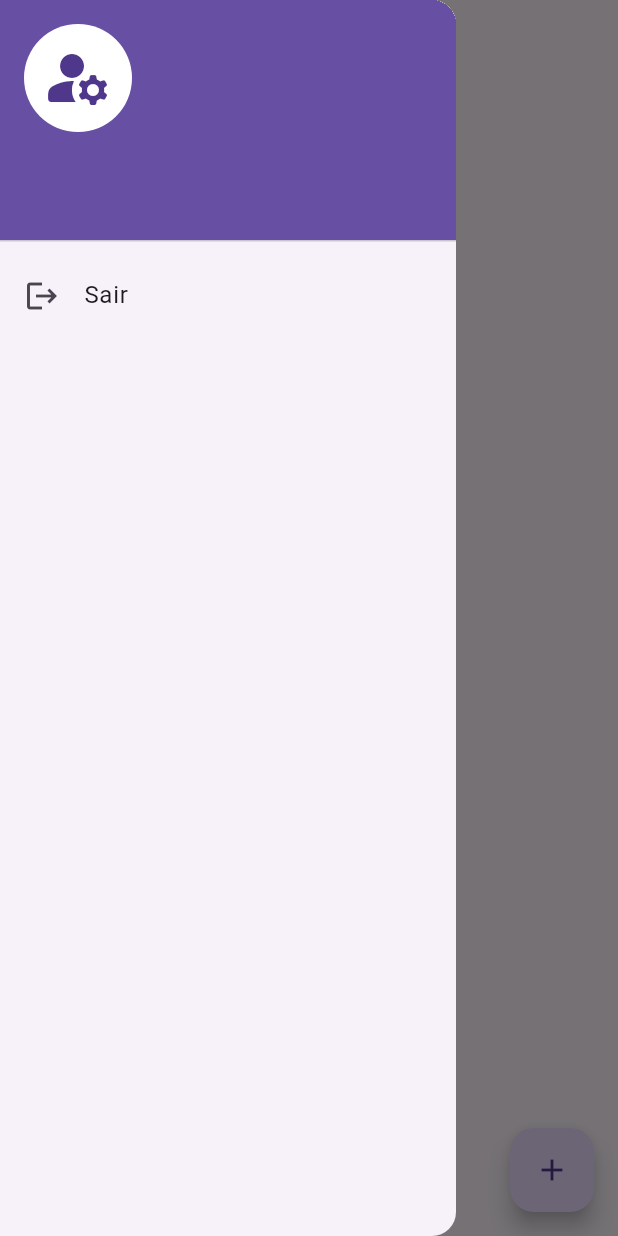
After one commit to Caio-eng/list-time, a Flutter app: the screen it shows once a user with an empty profile is signed in, with the side drawer open, on a phone screen of 412 x 824 dp. The commit adds this screen. Run offline on Flutter 3.47's test engine with Material 3 defaults, Android fonts, the phone set to English and light mode, and no system bars; our stand-ins replace cloud_firestore, firebase_auth, firebase_core; accounts and stored records are empty; generated files the repository leaves out were written again.

Commit message:
Tela de cadastro finalizada, tela home criada e model definido

```diff
--- /dev/null
+++ b/lib/components/menu.dart
@@ -0,0 +1,37 @@
+import 'package:flutter/material.dart';
+import 'package:firebase_auth/firebase_auth.dart';
+import 'package:time_list/services/auth_service.dart';
+
+class Menu extends StatelessWidget {
+  final User user;
+  const Menu({super.key, required this.user});
+
+  @override
+  Widget build(BuildContext context) {
+    return Drawer(
+      child: ListView(
+        children: [
+          UserAccountsDrawerHeader(
+            currentAccountPicture: const CircleAvatar(
+              backgroundColor: Colors.white,
+              child: Icon(
+                Icons.manage_accounts_rounded,
+                size: 48,
+              ),
+            ),
+            accountName: Text((user.displayName != null) ? user.displayName! : ''),
+            accountEmail: Text(user.email!),
+          ),
+          ListTile(
+            leading: const Icon(Icons.logout),
+            title: const Text('Sair'),
+            onTap: () {
+              AuthService().deslogar();
+            },
+          ),
+        ],
+      )
+
+    );
+  }
+}
--- a/lib/main.dart
+++ b/lib/main.dart
@@ -1,6 +1,8 @@
 import 'package:cloud_firestore/cloud_firestore.dart';
+import 'package:firebase_auth/firebase_auth.dart';
 import 'package:flutter/material.dart';
 import 'package:firebase_core/firebase_core.dart';
+import 'package:time_list/screens/home_screen.dart';
 import 'package:time_list/screens/login_screen.dart';
 import 'firebase_options.dart';
 
@@ -20,13 +22,35 @@
   @override
   Widget build(BuildContext context) {
     return MaterialApp(
-      title: 'Flutter Demo',
+      title: 'Time List',
       debugShowCheckedModeBanner: false,
       theme: ThemeData(
-        colorScheme: ColorScheme.fromSeed(seedColor: Colors.deepPurple),
+        primarySwatch: Colors.blue,
         useMaterial3: true,
       ),
-    home: LoginScreen(),
+    home: RoteadorTelas(),
     );
   }
 }
+
+class RoteadorTelas extends StatelessWidget {
+  const RoteadorTelas({super.key});
+
+  @override
+  Widget build(BuildContext context) {
+    return StreamBuilder(
+        stream: FirebaseAuth.instance.authStateChanges(),
+        builder: (context, snapshot) {
+          if (snapshot.connectionState == ConnectionState.waiting) {
+            return const Center(
+              child: CircularProgressIndicator(),
+            );
+          } else if (snapshot.hasData) {
+            return HomeScreen(user: snapshot.data!);
+          } else {
+            return LoginScreen();
+          }
+        }
+    );
+  }
+}
--- /dev/null
+++ b/lib/models/hour.dart
@@ -0,0 +1,23 @@
+class Hour {
+  String id;
+  String data;
+  int minutos;
+  String? descricao;
+
+  Hour({required this.id, required this.data, required this.minutos});
+
+  Hour.fromMap(Map<String, dynamic> map) :
+    id = map['id'],
+    data = map['data'],
+    minutos = map['minutos'],
+    descricao = map['descricao'];
+
+  Map<String, dynamic> toMap() {
+    return {
+      'id': id,
+      'data': data,
+      'minutos': minutos,
+      'descricao': descricao,
+    };
+  }
+}
--- /dev/null
+++ b/lib/screens/home_screen.dart
@@ -0,0 +1,85 @@
+import 'package:cloud_firestore/cloud_firestore.dart';
+import 'package:firebase_auth/firebase_auth.dart';
+import 'package:flutter/material.dart';
+
+import '../components/menu.dart';
+import '../models/hour.dart';
+
+class HomeScreen extends StatefulWidget {
+  final User user;
+
+  HomeScreen({super.key, required this.user});
+
+  @override
+  State<HomeScreen> createState() => _HomeScreenState();
+}
+
+class _HomeScreenState extends State<HomeScreen> {
+  List<Hour> listHours = [];
+  FirebaseFirestore firestore = FirebaseFirestore.instance;
+
+  @override
+  void initState() {
+    super.initState();
+
+  }
+
+  @override
+  Widget build(BuildContext context) {
+    return Scaffold(
+      drawer: Menu(user: widget.user),
+      appBar: AppBar(
+        title: const Text('Time List'),
+      ),
+      floatingActionButton: FloatingActionButton(
+          onPressed: () {
+
+          },
+          child: const Icon(Icons.add),
+      ),
+      body: (listHours.isEmpty) ? const Center(
+        child: Text(
+            'Nada a ser exibido.\nRegistre suas horas',
+            textAlign: TextAlign.center,
+            style: TextStyle(
+                fontSize: 18
+            ),
+        ),
+      ) : ListView(
+        padding: const EdgeInsets.only(left: 16, right: 16),
+        children: List.generate(listHours.length, (index) {
+          Hour model = listHours[index];
+          return Dismissible(
+              key: ValueKey<Hour>(model),
+              direction: DismissDirection.endToStart,
+              background: Container(
+                alignment: Alignment.centerRight,
+                padding: const EdgeInsets.only(right: 12),
+                color: Colors.red,
+                child: const Icon(Icons.delete_forever, color: Colors.white),
+              ),
+            onDismissed: (direction) {
+                remove(model);
+            },
+            child: Card(
+              elevation: 2,
+              child: Column(
+                children: [
+                  ListTile(
+                    onLongPress: () {},
+                    onTap: () {},
+                    leading: const Icon(Icons.list_alt_rounded, size: 56),
+                    title: Text("Data: ${model.data} hora: ${model.minutos}"),
+                    subtitle: Text(model.descricao!),
+                  )
+                ],
+              ),
+            ),
+          );
+        }),
+      ),
+    );
+  }
+
+  void remove(Hour model) {}
+}
```
